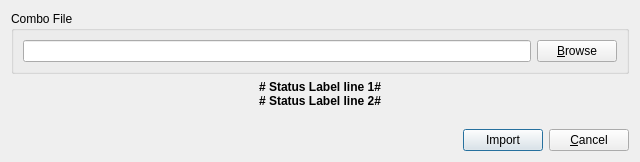
xmichelo/Beeftext, file Combo/ComboImportDialog.ui: the form before one commit.
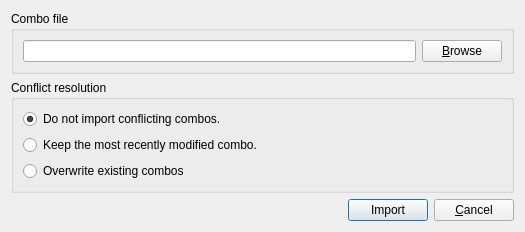
The form after the commit.

Commit message: Introduced conflict management in combo import dialog.

Diff of the .ui file:
```diff
--- a/Combo/ComboImportDialog.ui
+++ b/Combo/ComboImportDialog.ui
@@ -6,8 +6,8 @@
    <rect>
     <x>0</x>
     <y>0</y>
-    <width>640</width>
-    <height>162</height>
+    <width>521</width>
+    <height>213</height>
    </rect>
   </property>
   <property name="acceptDrops">
@@ -19,8 +19,14 @@
   <layout class="QVBoxLayout" name="verticalLayout">
    <item>
     <widget class="QGroupBox" name="groupBox">
+     <property name="minimumSize">
+      <size>
+       <width>503</width>
+       <height>0</height>
+      </size>
+     </property>
      <property name="title">
-      <string>Combo File</string>
+      <string>Combo file</string>
      </property>
      <layout class="QHBoxLayout" name="horizontalLayout_2">
       <item>
@@ -41,21 +47,45 @@
     </widget>
    </item>
    <item>
-    <widget class="QLabel" name="labelStatus">
+    <widget class="QGroupBox" name="groupBoxConflicts">
      <property name="font">
       <font>
-       <weight>75</weight>
-       <bold>true</bold>
+       <weight>50</weight>
+       <bold>false</bold>
       </font>
      </property>
-     <property name="text">
-      <string notr="true"># Status Label line 1#
-# Status Label line 2#
-</string>
+     <property name="title">
+      <string notr="true">Conflict resolution</string>
      </property>
-     <property name="alignment">
-      <set>Qt::AlignCenter</set>
-     </property>
+     <layout class="QVBoxLayout" name="verticalLayout_3">
+      <item>
+       <widget class="QRadioButton" name="radioSkipConflicts">
+        <property name="text">
+         <string>Do not import conflicting combos.</string>
+        </property>
+        <property name="checked">
+         <bool>true</bool>
+        </property>
+       </widget>
+      </item>
+      <item>
+       <widget class="QRadioButton" name="radioImportNewer">
+        <property name="text">
+         <string>Keep the most recently modified combo.</string>
+        </property>
+        <property name="checked">
+         <bool>false</bool>
+        </property>
+       </widget>
+      </item>
+      <item>
+       <widget class="QRadioButton" name="radioOverwrite">
+        <property name="text">
+         <string>Overwrite existing combos</string>
+        </property>
+       </widget>
+      </item>
+     </layout>
     </widget>
    </item>
    <item>
@@ -66,7 +96,7 @@
      <property name="sizeHint" stdset="0">
       <size>
        <width>20</width>
-       <height>9</height>
+       <height>0</height>
       </size>
      </property>
     </spacer>
```
Left out of the diff: 49 changed lines with no effect on the pictures. The commit also changes 8 other files.
